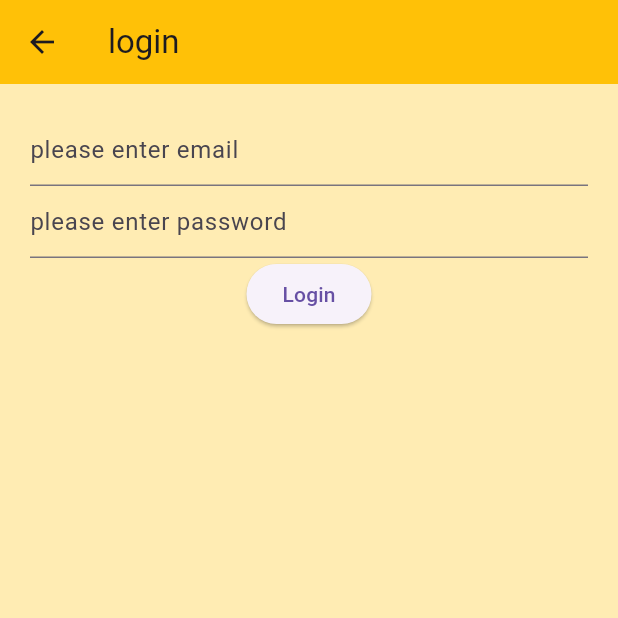
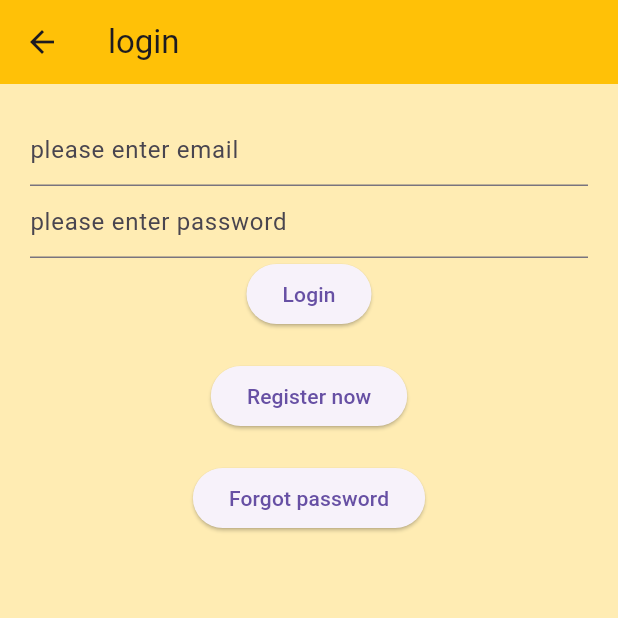
Before and after one commit to Lohitgb/Exploring_App, a Flutter app: the LoginPage screen opened directly, on a phone screen of 412 x 824 dp, the top half of it. Run offline on Flutter 3.47's test engine with Material 3 defaults, Android fonts, the phone set to English and light mode, and no system bars; our stand-ins replace firebase_auth, firebase_core, get, google_fonts; accounts and stored records are empty; network calls fail.

Commit message:
forgot page created and signup page updated

```diff
--- a/explore_uk/lib/main.dart
+++ b/explore_uk/lib/main.dart
@@ -1,6 +1,7 @@
 import 'package:explore_uk/pages/landing_page.dart';
 import 'package:firebase_core/firebase_core.dart';
 import 'package:flutter/material.dart';
+import 'package:get/get.dart';
 
 void main() async {
   WidgetsFlutterBinding.ensureInitialized();
@@ -14,7 +15,7 @@
 
   @override
   Widget build(BuildContext context) {
-    return MaterialApp(
+    return GetMaterialApp(
       debugShowCheckedModeBanner: false,
       title: title,
       theme: ThemeData(scaffoldBackgroundColor: Colors.amber[100]),
--- a/explore_uk/lib/pages/landing_page.dart
+++ b/explore_uk/lib/pages/landing_page.dart
@@ -19,7 +19,7 @@ class _LandingPageState extends State<LandingPage> {
         decoration: BoxDecoration(
           color: Colors.black,
           image: DecorationImage(
-              image: AssetImage('assets/images/blk.jpg'),
+              image: AssetImage('assets/images/green.jpg'),
               fit: BoxFit.cover,
               opacity: 0.5),
         ),
--- a/explore_uk/lib/pages/login.dart
+++ b/explore_uk/lib/pages/login.dart
@@ -1,5 +1,8 @@
+import 'package:explore_uk/pages/forgot.dart';
+import 'package:explore_uk/pages/signup.dart';
 import 'package:firebase_auth/firebase_auth.dart';
 import 'package:flutter/material.dart';
+import 'package:get/get.dart';
 
 class LoginPage extends StatefulWidget {
   const LoginPage({super.key});
@@ -36,7 +39,19 @@ class _LoginPageState extends State<LoginPage> {
                 controller: password,
                 decoration: InputDecoration(hintText: 'please enter password'),
               ),
-              ElevatedButton(onPressed: (() => signIn()), child: Text('Login'))
+              ElevatedButton(onPressed: (() => signIn()), child: Text('Login')),
+              SizedBox(
+                height: 20,
+              ),
+              ElevatedButton(
+                  onPressed: (() => Get.to(SignupPage())),
+                  child: Text('Register now')),
+              SizedBox(
+                height: 20,
+              ),
+              ElevatedButton(
+                  onPressed: (() => Get.to(ForgotPage())),
+                  child: Text('Forgot password'))
             ],
           ),
         ));
--- a/explore_uk/pubspec.yaml
+++ b/explore_uk/pubspec.yaml
@@ -40,6 +40,7 @@ dependencies:
   auto_size_text: ^3.0.0
   skeleton_text: ^3.0.1
   google_fonts: ^6.2.1
+  get: ^4.6.6
 
 dev_dependencies:
   flutter_test:
```
Also changed, not shown: explore_uk/lib/pages/forgot.dart (added, +38 -0 lines), explore_uk/lib/pages/signup.dart (+32 -1 lines), explore_uk/pubspec.lock.
